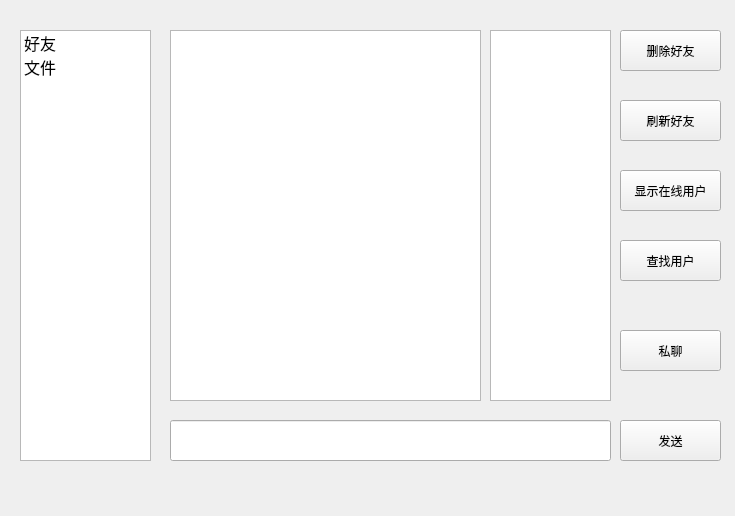
Above: TcpClient/mainmenu.ui from 13097339905/myNetworkDisk before the change. Below: the same form after it.
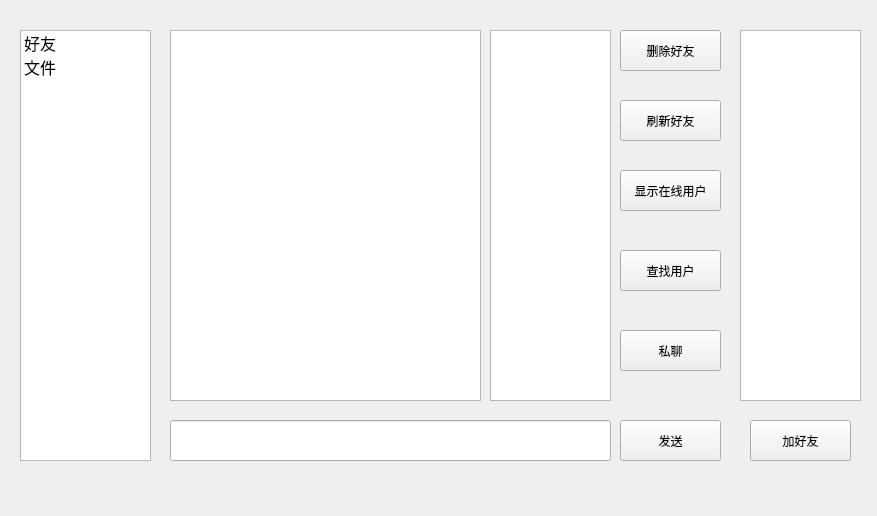
That is the form after the change.

```diff
--- a/TcpClient/mainmenu.ui
+++ b/TcpClient/mainmenu.ui
@@ -6,7 +6,7 @@
    <rect>
     <x>0</x>
     <y>0</y>
-    <width>735</width>
+    <width>877</width>
     <height>516</height>
    </rect>
   </property>
@@ -43,7 +43,7 @@
     <rect>
      <x>170</x>
      <y>30</y>
-     <width>561</width>
+     <width>721</width>
      <height>451</height>
     </rect>
    </property>
@@ -117,7 +117,7 @@
      <property name="geometry">
       <rect>
        <x>450</x>
-       <y>210</y>
+       <y>220</y>
        <width>101</width>
        <height>41</height>
       </rect>
@@ -159,6 +159,29 @@
       <string>私聊</string>
      </property>
     </widget>
+    <widget class="QListWidget" name="onlineUserListWidget">
+     <property name="geometry">
+      <rect>
+       <x>570</x>
+       <y>0</y>
+       <width>121</width>
+       <height>371</height>
+      </rect>
+     </property>
+    </widget>
+    <widget class="QPushButton" name="addFriendPushButton">
+     <property name="geometry">
+      <rect>
+       <x>580</x>
+       <y>390</y>
+       <width>101</width>
+       <height>41</height>
+      </rect>
+     </property>
+     <property name="text">
+      <string>加好友</string>
+     </property>
+    </widget>
    </widget>
    <widget class="QWidget" name="page_2"/>
   </widget>
```
Left out of the diff: 4 changed lines with no effect on the pictures.
